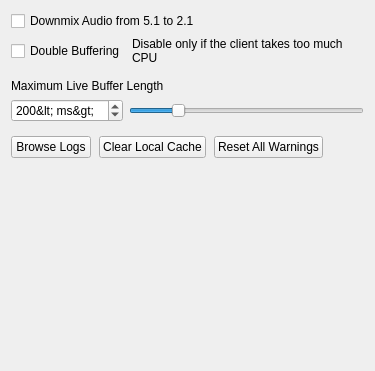
Old version of the form client/libclient/src/ui/widgets/local_settings/advanced_settings_widget.ui in the repository networkoptix/nx_open.
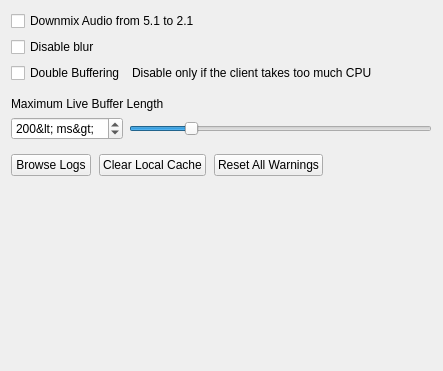
New version of the form.

Commit message:
VMS-6977: Add "Disable blur" option to the "advanced" Client settings
<==== Mercurial data ====>
Branch: vms_3.0

The edit to the form file:
```diff
--- a/client/libclient/src/ui/widgets/local_settings/advanced_settings_widget.ui
+++ b/client/libclient/src/ui/widgets/local_settings/advanced_settings_widget.ui
@@ -6,7 +6,7 @@
    <rect>
     <x>0</x>
     <y>0</y>
-    <width>375</width>
+    <width>443</width>
     <height>371</height>
    </rect>
   </property>
@@ -18,6 +18,16 @@
      </property>
     </widget>
    </item>
+   <item>
+    <widget class="QCheckBox" name="disableBlurCheckbox">
+     <property name="toolTip">
+      <string>Intel HD Graphics display might face issues if blur is enabled. We strongly recommend to leave option as is.</string>
+     </property>
+     <property name="text">
+      <string>Disable blur</string>
+     </property>
+    </widget>
+   </item>
    <item>
     <layout class="QHBoxLayout" name="horizontalLayout_3" stretch="0,1">
      <property name="bottomMargin">
```
The commit also changes 5 other files.
